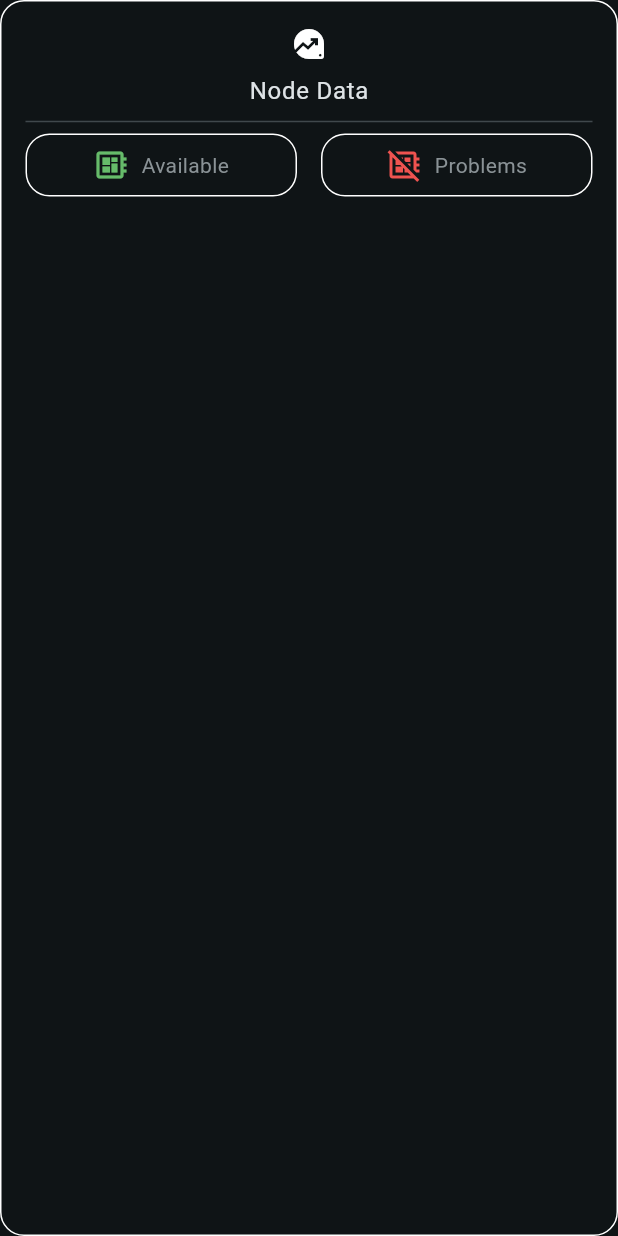
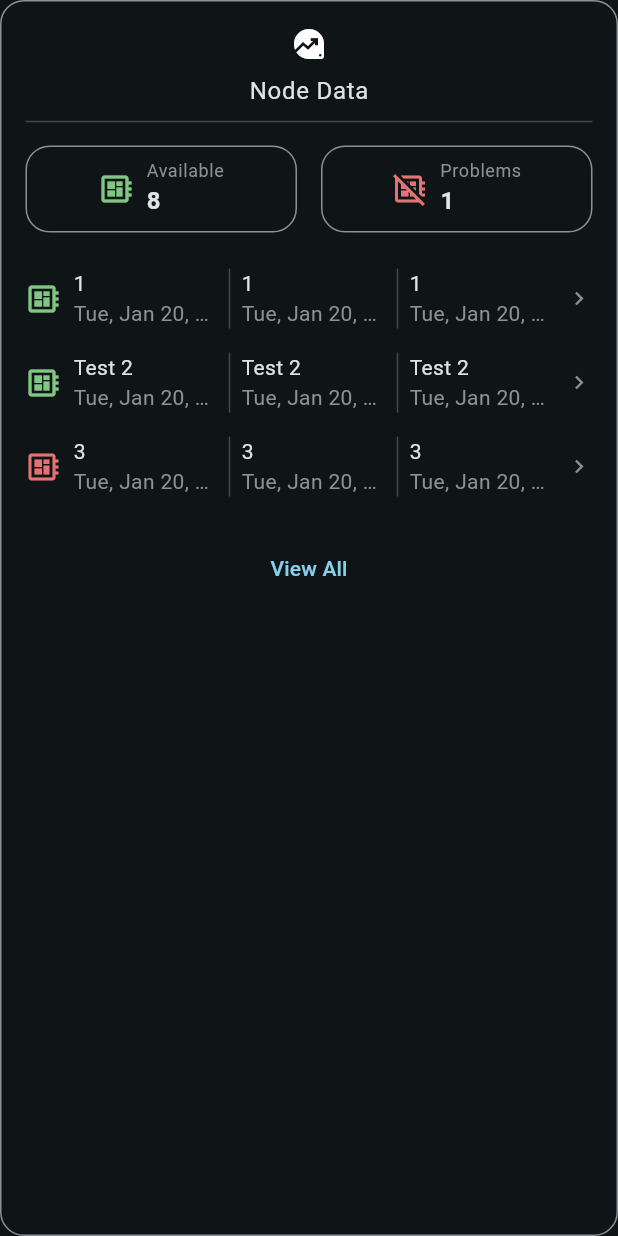
Before and after one commit to Daeon97/nim_track, a Flutter app: the NodeDataCard widget shown alone on an empty page, opened directly, on a phone screen of 412 x 824 dp. Run offline on Flutter 3.47's test engine with Material 2 defaults, Android fonts, the phone set to English and light mode, and no system bars; our stand-ins replace dartz, flutter_dotenv, get_it; missing offline and left inert: amplify_api, amplify_flutter, mapbox_maps_flutter; statements that could not run were skipped.

Commit message:
Added and modified new dashboard bottom sheet

```diff
--- a/lib/core/resources/colors.dart
+++ b/lib/core/resources/colors.dart
@@ -3,5 +3,5 @@
 import 'package:flutter/material.dart';
 
 const baseColor = Color(0xFF75CFF0);
-final nodeAvailableColor = Colors.green.shade400;
-final nodeProblemsColor = Colors.red.shade400;
+final nodeAvailableColor = Colors.green.shade300;
+final nodeProblemsColor = Colors.red.shade300;
--- a/lib/core/resources/numbers.dart
+++ b/lib/core/resources/numbers.dart
@@ -1,11 +1,12 @@
 // ignore_for_file: public_member_api_docs
 
 // Dashboard sheet dimensions
-const initialChildSize = 0.35;
-const minChildSize = 0.1;
-const maxChildSize = 0.35;
+const initialChildSize = minChildSize;
+const minChildSize = 0.22;
+const maxChildSize = 0.55;
 
 // Spacing values
+const nil = 0.0;
 const veryTinySpacing = 1.0;
 const tinySpacing = 2.0;
 const smallSpacing = 8.0;
@@ -18,3 +19,19 @@ const veryLargeSpacing = 128.0;
 const defaultLat = 8.9397816;
 const defaultLng = 7.3182521;
 const defaultZoom = 16.0;
+
+// Placeholders to be removed later
+const placeholderTimestamp = 1689779361;
+const placeholderBatteryLevel1 = 10;
+const placeholderBatteryLevel2 = 20;
+const placeholderBatteryLevel3 = 30;
+const placeholderBatteryLevel4 = 40;
+const placeholderBatteryLevel5 = 50;
+const placeholderBatteryLevel6 = 60;
+const placeholderBatteryLevel7 = 70;
+const placeholderBatteryLevel8 = 80;
+const placeholderId1 = 1;
+const placeholderId3 = 3;
+const placeholderId4 = 4;
+const placeholderId6 = 6;
+const placeholderId7 = 7;
--- a/lib/core/resources/strings.dart
+++ b/lib/core/resources/strings.dart
@@ -25,3 +25,12 @@ const envFileName = '.env';
 const nodeDataLiteral = 'Node Data';
 const availableLiteral = 'Available';
 const problemsLiteral = 'Problems';
+const viewAllLiteral = 'View All';
+
+// Special characters
+const percentage = '%';
+
+// Placeholders to be removed later
+const placeholderName2 = 'Test 2';
+const placeholderName5 = 'Test 5';
+const placeholderName8 = 'Test 8';
--- a/lib/core/utils/graph_ql_query_document.dart
+++ /dev/null
@@ -1 +0,0 @@
-final class GraphQLQueryDocument {}
--- /dev/null
+++ b/lib/core/utils/graph_ql_query_util.dart
@@ -0,0 +1 @@
+final class GraphQLQueryUtil {}
--- /dev/null
+++ b/lib/core/utils/timestamp_util.dart
@@ -0,0 +1,12 @@
+// ignore_for_file: public_member_api_docs
+
+import 'package:intl/intl.dart';
+
+// Reference this class from BLOC not UI
+final class TimestampUtil {
+  static String computeDate(int timestamp) => DateFormat.yMMMEd().format(
+        DateTime.fromMillisecondsSinceEpoch(
+          timestamp,
+        ),
+      );
+}
--- a/lib/features/tracker_module/presentation/screens/home_screen.dart
+++ b/lib/features/tracker_module/presentation/screens/home_screen.dart
@@ -29,7 +29,11 @@ class _HomeScreenState extends State<HomeScreen> {
 
   @override
   Widget build(BuildContext context) => Scaffold(
-        body: MapWidget(
+        body: SafeArea(
+          child: Stack(
+            alignment: AlignmentDirectional.topEnd,
+            children: [
+              MapWidget(
                 cameraOptions: CameraOptions(
                   center: Point(
                     coordinates: Position(
@@ -48,6 +52,20 @@ class _HomeScreenState extends State<HomeScreen> {
                 styleUri: Theme.of(context).brightness == Brightness.light
                     ? MapboxStyles.MAPBOX_STREETS
                     : MapboxStyles.DARK,
+              ),
+              Padding(
+                padding: const EdgeInsetsDirectional.all(
+                  spacing,
+                ),
+                child: IconButton(
+                  onPressed: () {},
+                  icon: const Icon(
+                    Icons.settings,
+                  ),
+                ),
+              ),
+            ],
+          ),
         ),
         bottomSheet: const DashboardSheet(),
       );
--- a/lib/features/tracker_module/presentation/widgets/dashboard_sheet.dart
+++ b/lib/features/tracker_module/presentation/widgets/dashboard_sheet.dart
@@ -3,6 +3,7 @@
 import 'package:flutter/material.dart';
 import 'package:nim_track/core/resources/numbers.dart';
 import 'package:nim_track/features/tracker_module/presentation/widgets/node_data_card.dart';
+import 'package:nim_track/features/tracker_module/presentation/widgets/node_summary_card.dart';
 
 class DashboardSheet extends StatefulWidget {
   const DashboardSheet({super.key});
@@ -12,8 +13,23 @@ class DashboardSheet extends StatefulWidget {
 }
 
 class _DashboardSheetState extends State<DashboardSheet> {
+  late final DraggableScrollableController _dashboardSheetController;
+
+  @override
+  void initState() {
+    _dashboardSheetController = DraggableScrollableController();
+    super.initState();
+  }
+
+  @override
+  void dispose() {
+    _dashboardSheetController.dispose();
+    super.dispose();
+  }
+
   @override
   Widget build(BuildContext context) => DraggableScrollableSheet(
+        controller: _dashboardSheetController,
         expand: false,
         snap: true,
         initialChildSize: initialChildSize,
@@ -22,7 +38,6 @@ class _DashboardSheetState extends State<DashboardSheet> {
         builder: (_, scrollController) => SingleChildScrollView(
           controller: scrollController,
           child: Container(
-            height: 500,
             width: MediaQuery.of(context).size.width,
             padding: const EdgeInsetsDirectional.all(
               spacing,
@@ -34,12 +49,14 @@ class _DashboardSheetState extends State<DashboardSheet> {
                 ),
               ),
             ),
-            child: Column(
-              crossAxisAlignment: CrossAxisAlignment.start,
-              children: [
-                const NodeDataCard(),
-              ],
-            ),
+            child: NodeSummaryCard(),
+            // child: switch (_dashboardSheetController.isAttached) {
+            //   true => switch (_dashboardSheetController.size) {
+            //       initialChildSize => const NodeSummaryCard(),
+            //       _ => const NodeDataCard()
+            //     },
+            //   false => const SizedBox.shrink()
+            // },
           ),
         ),
       );
--- a/lib/features/tracker_module/presentation/widgets/node_data_card.dart
+++ b/lib/features/tracker_module/presentation/widgets/node_data_card.dart
@@ -4,6 +4,7 @@ import 'package:flutter/material.dart';
 import 'package:nim_track/core/resources/colors.dart';
 import 'package:nim_track/core/resources/numbers.dart';
 import 'package:nim_track/core/resources/strings.dart';
+import 'package:nim_track/features/tracker_module/presentation/widgets/node_data_node_details_card.dart';
 import 'package:nim_track/features/tracker_module/presentation/widgets/node_data_top_card.dart';
 
 class NodeDataCard extends StatelessWidget {
@@ -14,18 +15,17 @@ class NodeDataCard extends StatelessWidget {
         width: MediaQuery.of(context).size.width,
         decoration: BoxDecoration(
           border: Border.all(
-            color: Theme.of(context).iconTheme.color!,
+            color: Theme.of(context).dividerColor,
           ),
           borderRadius: BorderRadius.circular(
             spacing,
           ),
         ),
         child: Padding(
-          padding: const EdgeInsetsDirectional.all(
-            spacing,
+          padding: const EdgeInsetsDirectional.symmetric(
+            vertical: spacing,
           ),
           child: Column(
-            // crossAxisAlignment: CrossAxisAlignment.start,
             children: [
               const Icon(
                 Icons.data_exploration,
@@ -37,15 +37,24 @@ class NodeDataCard extends StatelessWidget {
                 nodeDataLiteral,
                 style: Theme.of(context).textTheme.bodyLarge,
               ),
-              const Divider(),
+              const Divider(
+                indent: spacing,
+                endIndent: spacing,
+              ),
+              const SizedBox(
+                height: smallSpacing,
+              ),
               Row(
                 children: [
+                  const SizedBox(
+                    width: spacing,
+                  ),
                   Expanded(
                     child: NodeDataTopCard(
                       icon: Icons.developer_board,
                       iconColor: nodeAvailableColor,
                       headerText: availableLiteral,
-                      valueText: availableLiteral,
+                      valueText: smallSpacing.toInt().toString(),
                     ),
                   ),
                   const SizedBox(
@@ -56,10 +65,51 @@ class NodeDataCard extends StatelessWidget {
                       icon: Icons.developer_board_off,
                       iconColor: nodeProblemsColor,
                       headerText: problemsLiteral,
-                      valueText: problemsLiteral,
+                      valueText: veryTinySpacing.toInt().toString(),
                     ),
                   ),
+                  const SizedBox(
+                    width: spacing,
+                  ),
                 ],
+              ),
+              const SizedBox(
+                height: spacing,
+              ),
+              ...List<Widget>.generate(
+                (veryTinySpacing + tinySpacing).toInt(),
+                (index) => NodeDataNodeDetailsCard(
+                  nodeName: switch (index) {
+                    nil => placeholderId1.toString(),
+                    veryTinySpacing => placeholderName2,
+                    tinySpacing => placeholderId3.toString(),
+                    const (veryTinySpacing + tinySpacing) =>
+                      placeholderId4.toString(),
+                    const (tinySpacing + tinySpacing) => placeholderName5,
+                    const (veryTinySpacing + tinySpacing + tinySpacing) =>
+                      placeholderId6.toString(),
+                    const (tinySpacing + tinySpacing + tinySpacing) =>
+                      placeholderId7.toString(),
+                    _ => placeholderName8
+                  },
+                  lastTransmissionDate: placeholderTimestamp,
+                  healthy: index != tinySpacing,
+                ),
+                growable: false,
+              ),
+              const SizedBox(
+                height: spacing,
+              ),
+              Padding(
+                padding: const EdgeInsets.symmetric(
+                  horizontal: spacing,
+                ),
+                child: TextButton(
+                  onPressed: () {},
+                  child: const Text(
+                    viewAllLiteral,
+                  ),
+                ),
               ),
             ],
           ),
--- /dev/null
+++ b/lib/features/tracker_module/presentation/widgets/node_data_node_details_card.dart
@@ -0,0 +1,151 @@
+// ignore_for_file: public_member_api_docs
+
+import 'package:flutter/material.dart';
+import 'package:nim_track/core/resources/colors.dart';
+import 'package:nim_track/core/resources/numbers.dart';
+import 'package:nim_track/core/utils/timestamp_util.dart';
+
+class NodeDataNodeDetailsCard extends StatelessWidget {
+  const NodeDataNodeDetailsCard({
+    required this.nodeName,
+    required this.lastTransmissionDate,
+    required this.healthy,
+    super.key,
+  });
+
+  final String nodeName;
+  final int lastTransmissionDate;
+  final bool healthy;
+
+  @override
+  Widget build(BuildContext context) => Padding(
+        padding: const EdgeInsetsDirectional.symmetric(
+          horizontal: smallSpacing,
+        ),
+        child: InkWell(
+          borderRadius: BorderRadius.circular(
+            spacing,
+          ),
+          onTap: () {},
+          child: Padding(
+            padding: const EdgeInsetsDirectional.all(
+              smallSpacing,
+            ),
+            child: IntrinsicHeight(
+              child: Row(
+                children: [
+                  Icon(
+                    Icons.developer_board,
+                    size: spacing + smallSpacing,
+                    color: healthy ? nodeAvailableColor : nodeProblemsColor,
+                  ),
+                  const SizedBox(
+                    width: smallSpacing,
+                  ),
+                  Expanded(
+                    child: Column(
+                      crossAxisAlignment: CrossAxisAlignment.start,
+                      children: [
+                        Text(
+                          nodeName,
+                          maxLines: veryTinySpacing.toInt(),
+                          overflow: TextOverflow.ellipsis,
+                          style: Theme.of(context).textTheme.bodyMedium?.merge(
+                                const TextStyle(
+                                  fontWeight: FontWeight.w400,
+                                ),
+                              ),
+                        ),
+                        Text(
+                          TimestampUtil.computeDate(
+                            lastTransmissionDate,
+                          ),
+                          maxLines: veryTinySpacing.toInt(),
+                          overflow: TextOverflow.ellipsis,
+                          style: Theme.of(context).textTheme.bodyMedium?.merge(
+                                TextStyle(
+                                  fontWeight: FontWeight.w400,
+                                  color: Theme.of(context).dividerColor,
+                                ),
+                              ),
+                        ),
+                      ],
+                    ),
+                  ),
+                  const VerticalDivider(),
+                  Expanded(
+                    child: Column(
+                      crossAxisAlignment: CrossAxisAlignment.start,
+                      children: [
+                        Text(
+                          nodeName,
+                          maxLines: veryTinySpacing.toInt(),
+                          overflow: TextOverflow.ellipsis,
+                          style: Theme.of(context).textTheme.bodyMedium?.merge(
+                                const TextStyle(
+                                  fontWeight: FontWeight.w400,
+                                ),
+                              ),
+                        ),
+                        Text(
+                          TimestampUtil.computeDate(
+                            lastTransmissionDate,
+                          ),
+                          maxLines: veryTinySpacing.toInt(),
+                          overflow: TextOverflow.ellipsis,
+                          style: Theme.of(context).textTheme.bodyMedium?.merge(
+                                TextStyle(
+                                  fontWeight: FontWeight.w400,
+                                  color: Theme.of(context).dividerColor,
+                                ),
+                              ),
+                        ),
+                      ],
+                    ),
+                  ),
+                  const VerticalDivider(),
+                  Expanded(
+                    child: Column(
+                      crossAxisAlignment: CrossAxisAlignment.start,
+                      children: [
+                        Text(
+                          nodeName,
+                          maxLines: veryTinySpacing.toInt(),
+                          overflow: TextOverflow.ellipsis,
+                          style: Theme.of(context).textTheme.bodyMedium?.merge(
+                                const TextStyle(
+                                  fontWeight: FontWeight.w400,
+                                ),
+                              ),
+                        ),
+                        Text(
+                          TimestampUtil.computeDate(
+                            lastTransmissionDate,
+                          ),
+                          maxLines: veryTinySpacing.toInt(),
+                          overflow: TextOverflow.ellipsis,
+                          style: Theme.of(context).textTheme.bodyMedium?.merge(
+                                TextStyle(
+                                  fontWeight: FontWeight.w400,
+                                  color: Theme.of(context).dividerColor,
+                                ),
+                              ),
+                        ),
+                      ],
+                    ),
+                  ),
+                  const SizedBox(
+                    width: smallSpacing,
+                  ),
+                  Icon(
+                    Icons.navigate_next,
+                    size: spacing + tinySpacing,
+                    color: Theme.of(context).dividerColor,
+                  ),
+                ],
+              ),
+            ),
+          ),
+        ),
+      );
+}
--- a/lib/features/tracker_module/presentation/widgets/node_data_top_card.dart
+++ b/lib/features/tracker_module/presentation/widgets/node_data_top_card.dart
@@ -18,10 +18,15 @@ class NodeDataTopCard extends StatelessWidget {
   final String valueText;
 
   @override
-  Widget build(BuildContext context) => Container(
+  Widget build(BuildContext context) => InkWell(
+        borderRadius: BorderRadius.circular(
+          spacing,
+        ),
+        onTap: () {},
+        child: Container(
           decoration: BoxDecoration(
             border: Border.all(
-            color: Theme.of(context).iconTheme.color!,
+              color: Theme.of(context).dividerColor,
             ),
             borderRadius: BorderRadius.circular(
               spacing,
@@ -36,18 +41,33 @@ class NodeDataTopCard extends StatelessWidget {
               children: [
                 Icon(
                   icon,
+                  size: spacing + smallSpacing,
                   color: iconColor,
                 ),
                 const SizedBox(
                   width: smallSpacing,
                 ),
                 Column(
+                  mainAxisSize: MainAxisSize.min,
+                  crossAxisAlignment: CrossAxisAlignment.start,
                   children: [
                     Text(
                       headerText,
-                    style: Theme.of(context).textTheme.bodyMedium?.merge(
+                      maxLines: veryTinySpacing.toInt(),
+                      overflow: TextOverflow.ellipsis,
+                      style: Theme.of(context).textTheme.bodySmall?.merge(
                             TextStyle(
                               color: Theme.of(context).dividerColor,
+                            ),
+                          ),
+                    ),
+                    Text(
+                      valueText,
+                      maxLines: veryTinySpacing.toInt(),
+                      overflow: TextOverflow.ellipsis,
+                      style: Theme.of(context).textTheme.bodyLarge?.merge(
+                            const TextStyle(
+                              fontWeight: FontWeight.w600,
                             ),
                           ),
                     ),
@@ -56,5 +76,6 @@ class NodeDataTopCard extends StatelessWidget {
               ],
             ),
           ),
+        ),
       );
 }
--- /dev/null
+++ b/lib/features/tracker_module/presentation/widgets/node_summary_card.dart
@@ -0,0 +1,52 @@
+// ignore_for_file: public_member_api_docs
+
+import 'package:flutter/material.dart';
+import 'package:nim_track/core/resources/colors.dart';
+import 'package:nim_track/core/resources/numbers.dart';
+import 'package:nim_track/core/resources/strings.dart';
+import 'package:nim_track/features/tracker_module/presentation/widgets/node_data_top_card.dart';
+
+class NodeSummaryCard extends StatelessWidget {
+  const NodeSummaryCard({super.key});
+
+  @override
+  Widget build(BuildContext context) => Column(
+        children: [
+          ListWheelScrollView(
+            itemExtent: largeSpacing,
+            children: List<Widget>.generate(
+              smallSpacing.toInt(),
+              (index) => Text(
+                (index + veryTinySpacing.toInt()).toString(),
+              ),
+            ),
+          ),
+          const SizedBox(
+            height: spacing,
+          ),
+          Row(
+            children: [
+              Expanded(
+                child: NodeDataTopCard(
+                  icon: Icons.developer_board,
+                  iconColor: nodeAvailableColor,
+                  headerText: availableLiteral,
+                  valueText: smallSpacing.toInt().toString(),
+                ),
+              ),
+              const SizedBox(
+                width: spacing,
+              ),
+              Expanded(
+                child: NodeDataTopCard(
+                  icon: Icons.developer_board_off,
+                  iconColor: nodeProblemsColor,
+                  headerText: problemsLiteral,
+                  valueText: veryTinySpacing.toInt().toString(),
+                ),
+              ),
+            ],
+          ),
+        ],
+      );
+}
--- a/pubspec.yaml
+++ b/pubspec.yaml
@@ -24,6 +24,7 @@ dependencies:
   mapbox_maps_flutter: ^0.4.4
   amplify_api: ^1.2.0
   hydrated_bloc: ^9.1.2
+  intl: ^0.18.1
 
 dev_dependencies:
   build_runner: ^2.4.4
```
Also changed, not shown: pubspec.lock. Lines whose indentation alone changed are shown as unchanged.
